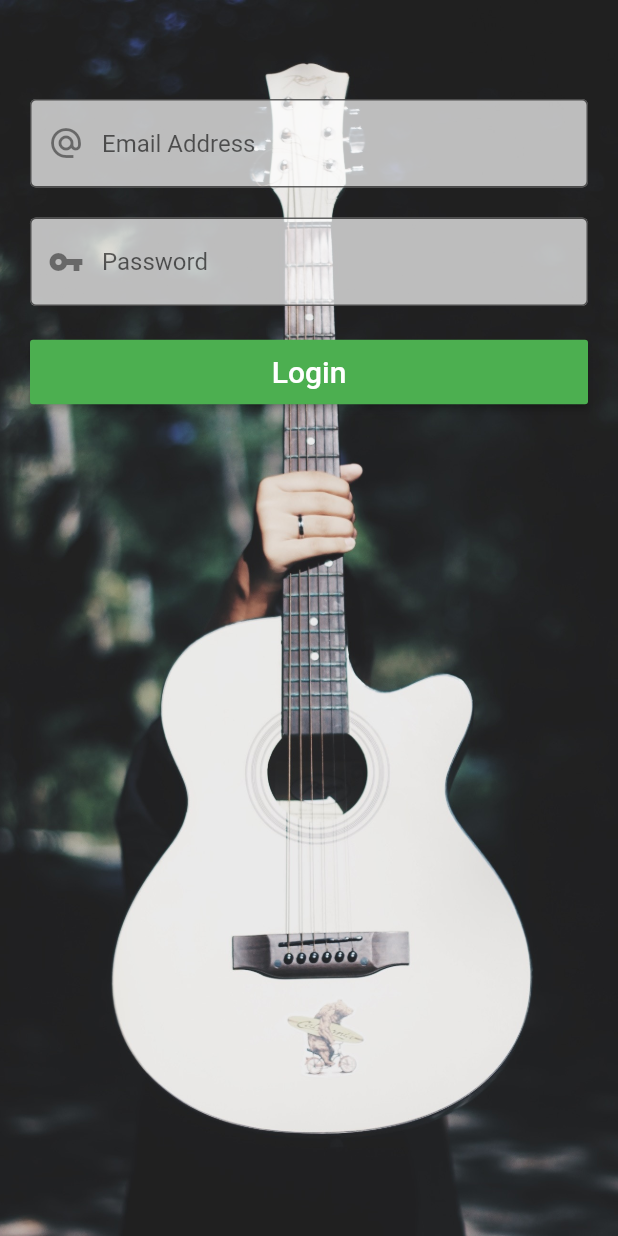
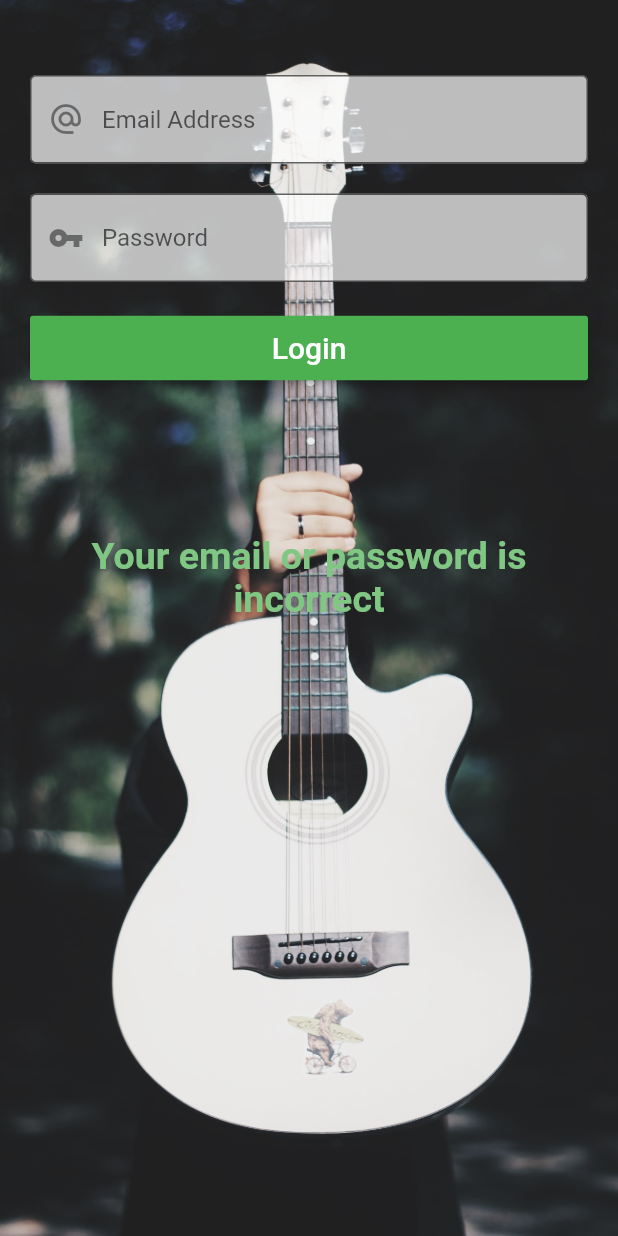
Before and after one commit to Kerandangol09/flutter_project3, a Flutter app: the screen it shows after launch, after a tap on "Login", on a phone screen of 412 x 824 dp. Run offline on Flutter 3.47's test engine with Material 2 defaults, Android fonts, the phone set to English and light mode, and no system bars.

Commit message:
first commit

```diff
--- a/lib/login.dart
+++ b/lib/login.dart
@@ -1,20 +1,16 @@
 import 'package:flutter/material.dart';
 import './home.dart';
 
-
-
 class LoginPage extends StatefulWidget {
-
-
   @override
   _LoginPageState createState() => _LoginPageState();
 }
 
 class _LoginPageState extends State<LoginPage> {
-  final String background ="assets/a.jpg";
-  String text="";
-  String text1="";
-  bool showProgress=false;
+  final String background = "assets/a.jpg";
+  String email = "";
+  String password = "";
+  bool showError = false;
   @override
   Widget build(BuildContext context) {
     return Scaffold(
@@ -22,16 +18,12 @@ class _LoginPageState extends State<LoginPage> {
           height: double.infinity,
           decoration: BoxDecoration(
             image: DecorationImage(
-           image:AssetImage(background),
-           fit: BoxFit.cover
-         ),
-
+                image: AssetImage(background), fit: BoxFit.cover),
           ),
           child: SingleChildScrollView(
             padding: EdgeInsets.all(20.0),
             child: Column(
               children: <Widget>[
-              Text("$text"),
 
                 SizedBox(height: 30.0),
                 TextField(
@@ -41,15 +33,14 @@ class _LoginPageState extends State<LoginPage> {
                     prefixIcon: Icon(Icons.alternate_email),
                     fillColor: Colors.white70,
                     filled: true,
-
                   ),
-                 onChanged: (value){
+                  onChanged: (value) {
                     setState(() {
-                    text=value;
+                      email = value;
                     });
                   },
                 ),
-               SizedBox(height:20.0),
+                SizedBox(height: 20.0),
                 TextField(
                   obscureText: true,
                   decoration: InputDecoration(
@@ -57,45 +48,51 @@ class _LoginPageState extends State<LoginPage> {
                       hintText: "Password",
                       prefixIcon: Icon(Icons.vpn_key),
                       fillColor: Colors.white70,
-                   filled: true
-                 ),
-                 onChanged: (value){
+                      filled: true),
+                  onChanged: (value) {
                     setState(() {
-                    text1=value;
+                      password = value;
                     });
                   },
                 ),
-                   SizedBox(height:20.0),
+                SizedBox(height: 20.0),
                 SizedBox(
                   width: double.infinity,
                   child: RaisedButton(
-                       padding: EdgeInsets.symmetric(vertical:10.0),
+                    padding: EdgeInsets.symmetric(vertical: 10.0),
                     color: Theme.of(context).primaryColor,
-                       onPressed: (){
-                         if (text=="kas143@gmail.com"&&text1=="123456") {
+                    onPressed: () {
+                      if (email != "kas143@gmail.com" && password != "123456") {
+                        setState(() {
+                          showError = true;
+                        });
+                      } else {
+                        Navigator.pushReplacement(
+                            context,
+                            MaterialPageRoute(
+                                builder: (BuildContext contex) => Home()));
 
-
-                         Navigator.pushReplacement(context, MaterialPageRoute(
-                           builder: (BuildContext contex)=>Home()
-                         ));
+                        setState(() {
+                          showError = false;
+                        });
                       }
                     },
-                       child:Text('Login', style: TextStyle(
-                         color:Colors.white,
-                         fontSize:20.0
-                       )),
+                    child: Text('Login',
+                        style: TextStyle(color: Colors.white, fontSize: 20.0)),
                   ),
+                ),
+                SizedBox(height: 100.0,),
+                 showError
+                    ? Text(
+                        "Your email or password is incorrect",
+                        textAlign: TextAlign.center,
+                        style: TextStyle(fontSize: 25.0, color: Colors.green[300], fontWeight: FontWeight.bold ) ,
                       )
+                    : Container(),
 
               ],
             ),
-        )
-      ),
-
+          )),
     );
-
-
-
-
   }
 }
--- a/lib/main.dart
+++ b/lib/main.dart
@@ -1,9 +1,9 @@
 import 'package:flutter/material.dart';
 import './login.dart';
+
 void main() => runApp(LoginApp());
 
 class LoginApp extends StatelessWidget {
-
   @override
   Widget build(BuildContext context) {
     return MaterialApp(
```
Lines whose indentation alone changed are shown as unchanged.
